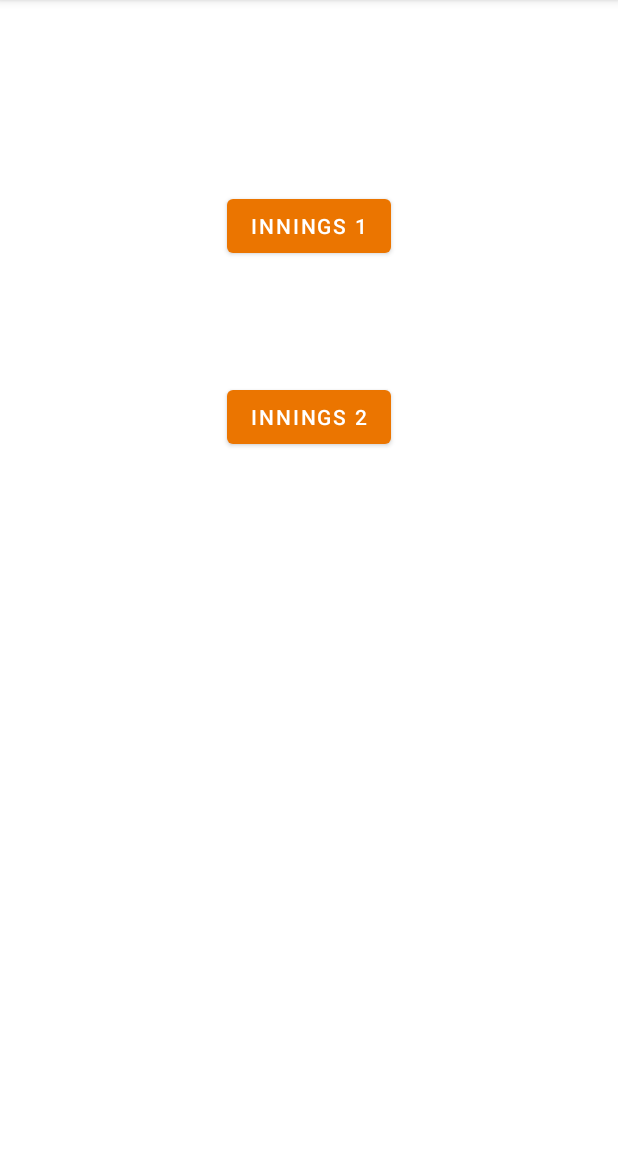
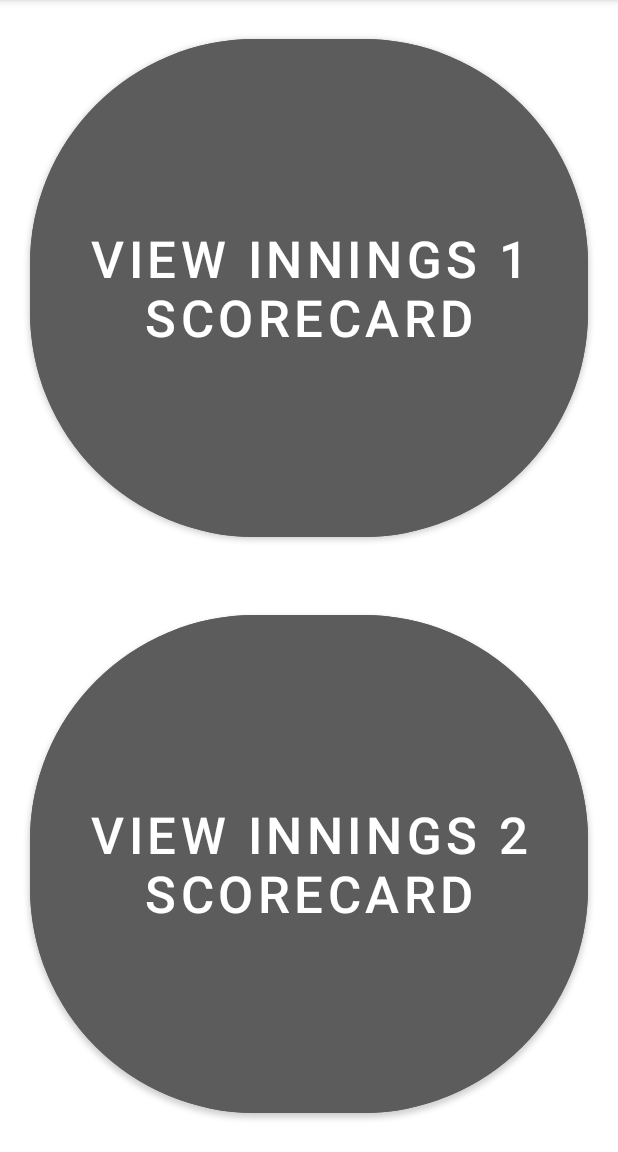
Before and after one commit to sarthak-nik/CTMSnew, an Android app: the MatchDetails screen opened directly, with no data from a screen before it, on a phone screen of 412 x 824 dp, the part 84-1236 px from its top. Run offline under Robolectric (Android 15) with nearby library versions, the phone set to English and light mode, and no system bars.

```diff
--- a/app/src/main/java/com/anusarwant/ctms/PointsTable.java
+++ b/app/src/main/java/com/anusarwant/ctms/PointsTable.java
@@ -34,6 +34,10 @@ public class PointsTable extends AppCompatActivity {
         position = intent.getIntExtra("tourNum",-1);
 
         loadData();
+
+        TextView heading = findViewById(R.id.tableHeader);
+        heading.setText(tournamentArrayList.get(position).name);
+
         teamsList=new ArrayList<Team>();
         for(int i=0;i<tournamentArrayList.get(position).teamsArray.size();i++){
             teamsList.add(tournamentArrayList.get(position).teamsArray.get(i));
@@ -81,6 +85,8 @@ public class PointsTable extends AppCompatActivity {
             t5.setTextAlignment(View.TEXT_ALIGNMENT_CENTER);
             t6.setTextAlignment(View.TEXT_ALIGNMENT_CENTER);
 
+            tr1.setPadding(0,8,0,8);
+
             tr1.addView(t1);
             tr1.addView(t2);
             tr1.addView(t3);
--- a/app/src/main/res/layout/activity_match_details.xml
+++ b/app/src/main/res/layout/activity_match_details.xml
@@ -6,27 +6,35 @@
     android:layout_height="match_parent"
     tools:context=".MatchDetails">
 
+    <LinearLayout
+        android:layout_width="match_parent"
+        android:layout_height="match_parent"
+        android:backgroundTint="@android:color/darker_gray"
+        android:orientation="vertical">
+
         <Button
             android:id="@+id/innings1"
-        android:layout_width="wrap_content"
-        android:layout_height="wrap_content"
-        android:text="@string/innings_1"
-        app:layout_constraintBottom_toBottomOf="parent"
-        app:layout_constraintEnd_toEndOf="parent"
-        app:layout_constraintStart_toStartOf="parent"
-        app:layout_constraintTop_toTopOf="parent"
-        app:layout_constraintVertical_bias="0.176"
+            android:layout_width="match_parent"
+            android:layout_height="match_parent"
+            android:layout_margin="20dp"
+            android:layout_weight="1"
+            android:backgroundTint="#5C5C5C"
+            android:text="View Innings 1 Scorecard"
+            android:textSize="34sp"
+            app:cornerRadius="150dp"
             tools:ignore="TextContrastCheck" />
 
         <Button
             android:id="@+id/innings2"
-        android:layout_width="wrap_content"
-        android:layout_height="wrap_content"
-        android:text="@string/innings_2"
-        app:layout_constraintBottom_toBottomOf="parent"
-        app:layout_constraintEnd_toEndOf="parent"
-        app:layout_constraintStart_toStartOf="parent"
-        app:layout_constraintTop_toBottomOf="@+id/innings1"
-        app:layout_constraintVertical_bias="0.146"
+            android:layout_width="match_parent"
+            android:layout_height="match_parent"
+            android:layout_margin="20dp"
+            android:layout_weight="1"
+            android:backgroundTint="#5C5C5C"
+            android:text="View Innings 2 Scorecard"
+            android:textSize="34sp"
+            app:cornerRadius="150dp"
             tools:ignore="TextContrastCheck" />
+    </LinearLayout>
+
 </androidx.constraintlayout.widget.ConstraintLayout>
```
Also changed, not shown: app/src/main/res/layout/activity_points_table.xml (+40 -4 lines). Lines whose indentation alone changed are shown as unchanged.
